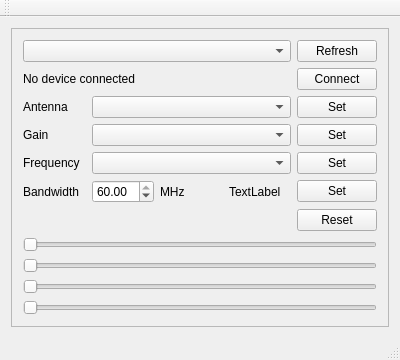
Before: the Qt Designer form mainwindow.ui in gitmodimo/LimeSDRTest, drawn with Qt 5.
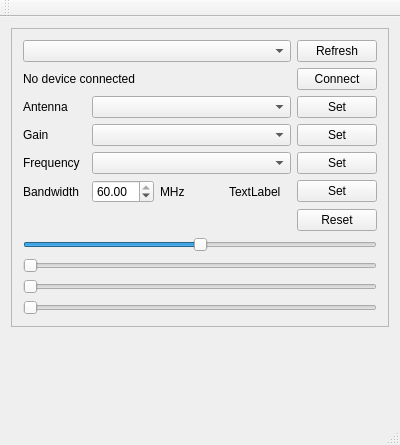
After: the same form once the commit is applied.

Diff of the .ui file:
```diff
--- a/mainwindow.ui
+++ b/mainwindow.ui
@@ -7,7 +7,7 @@
     <x>0</x>
     <y>0</y>
     <width>400</width>
-    <height>341</height>
+    <height>445</height>
    </rect>
   </property>
   <property name="windowTitle">
@@ -38,9 +38,18 @@
       </property>
       <layout class="QGridLayout" name="gridLayout_2">
        <item row="1" column="0">
-        <widget class="QSlider" name="rx0IQSlider">
+        <widget class="QSlider" name="phaseSlider">
+         <property name="minimum">
+          <number>-1000</number>
+         </property>
          <property name="maximum">
-          <number>100</number>
+          <number>1000</number>
+         </property>
+         <property name="singleStep">
+          <number>1</number>
+         </property>
+         <property name="pageStep">
+          <number>1</number>
          </property>
          <property name="orientation">
           <enum>Qt::Horizontal</enum>
```
Left out of the diff: 11 changed lines with no effect on the pictures.
